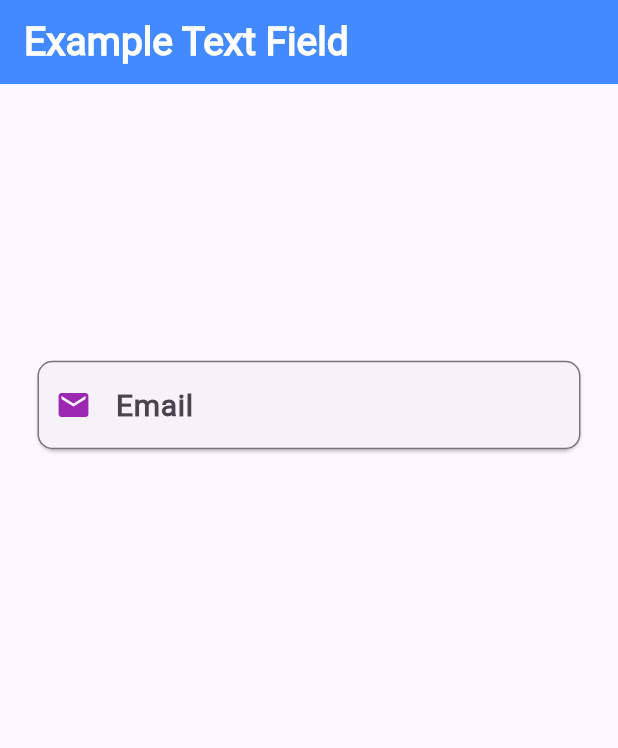
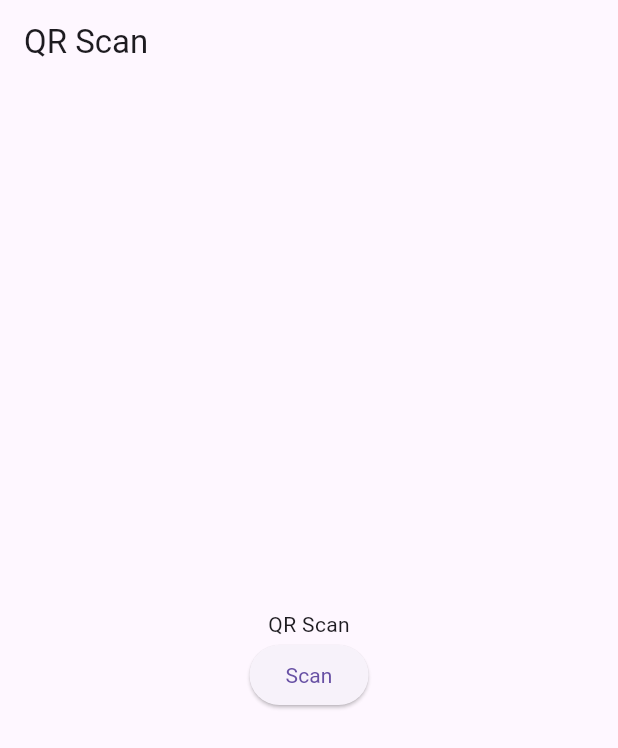
Before and after one commit to ElvinMustianto/Example-Flutter, a Flutter app: the screen it shows after launch, on a phone screen of 412 x 824 dp. Shown: the top 748 px of the screen. Run offline on Flutter 3.47's test engine with Material 3 defaults, Android fonts, the light colour scheme and no system bars; our stand-ins replace permission_handler, qr_flutter; missing offline and left inert: qrscan.

Commit message:
add example QR code Scanner

```diff
--- /dev/null
+++ b/lib/example/qr_scan.dart
@@ -0,0 +1,68 @@
+import 'package:flutter/material.dart';
+import 'package:qrscan/qrscan.dart' as scanner;
+import 'package:permission_handler/permission_handler.dart';
+
+class QRScan extends StatefulWidget {
+  const QRScan({Key? key}) : super(key: key);
+
+  @override
+  State<QRScan> createState() => _QRScanState();
+}
+
+class _QRScanState extends State<QRScan> {
+  String text = "QR Scan";
+
+  Future<void> scanQR() async {
+    // Check and request camera permission
+    var status = await Permission.camera.status;
+    if (!status.isGranted) {
+      if (await Permission.camera.request().isGranted) {
+        // Permission granted
+      } else {
+        // Permission denied
+        setState(() {
+          text = "Camera permission denied";
+        });
+        return;
+      }
+    }
+
+    try {
+      String? scanResult = await scanner.scan();
+      if (scanResult != null) {
+        setState(() {
+          text = scanResult;
+        });
+      } else {
+        setState(() {
+          text = "Scan cancelled";
+        });
+      }
+    } catch (e) {
+      setState(() {
+        text = "Error occurred while scanning";
+      });
+    }
+  }
+
+  @override
+  Widget build(BuildContext context) {
+    return Scaffold(
+      appBar: AppBar(
+        title: const Text("QR Scan"),
+      ),
+      body: Center(
+        child: Column(
+          mainAxisAlignment: MainAxisAlignment.center,
+          children: [
+            Text(text),
+            ElevatedButton(
+              onPressed: scanQR,
+              child: const Text("Scan"),
+            ),
+          ],
+        ),
+      ),
+    );
+  }
+}
--- a/lib/main.dart
+++ b/lib/main.dart
@@ -1,8 +1,5 @@
-import 'package:exampleflutter/example/app_bar.dart';
-import 'package:exampleflutter/example/colorsButton/main_page.dart';
-import 'package:exampleflutter/example/login_postion.dart';
-import 'package:exampleflutter/example/qr_code.dart';
-import 'package:exampleflutter/example/textField.dart';
+import 'package:exampleflutter/example/qr_scan.dart';
+import 'package:exampleflutter/example/tabbar.dart';
 import 'package:flutter/material.dart';
 
 void main() {
@@ -17,7 +14,7 @@ class MyApp extends StatelessWidget {
     return const MaterialApp(
       title:"Latihan Flutter",
       debugShowCheckedModeBanner: false,
-      home:ExampleTextField(),
+      home:QRScan(),
     );
   }
 }
--- a/pubspec.yaml
+++ b/pubspec.yaml
@@ -36,6 +36,8 @@ dependencies:
   # Use with the CupertinoIcons class for iOS style icons.
   cupertino_icons: ^1.0.6
   qr_flutter: ^4.1.0
+  qrscan: ^0.3.2
+  permission_handler: ^10.2.0
 
 dev_dependencies:
   flutter_test:
```
Also changed, not shown: pubspec.lock, 3 other files.
